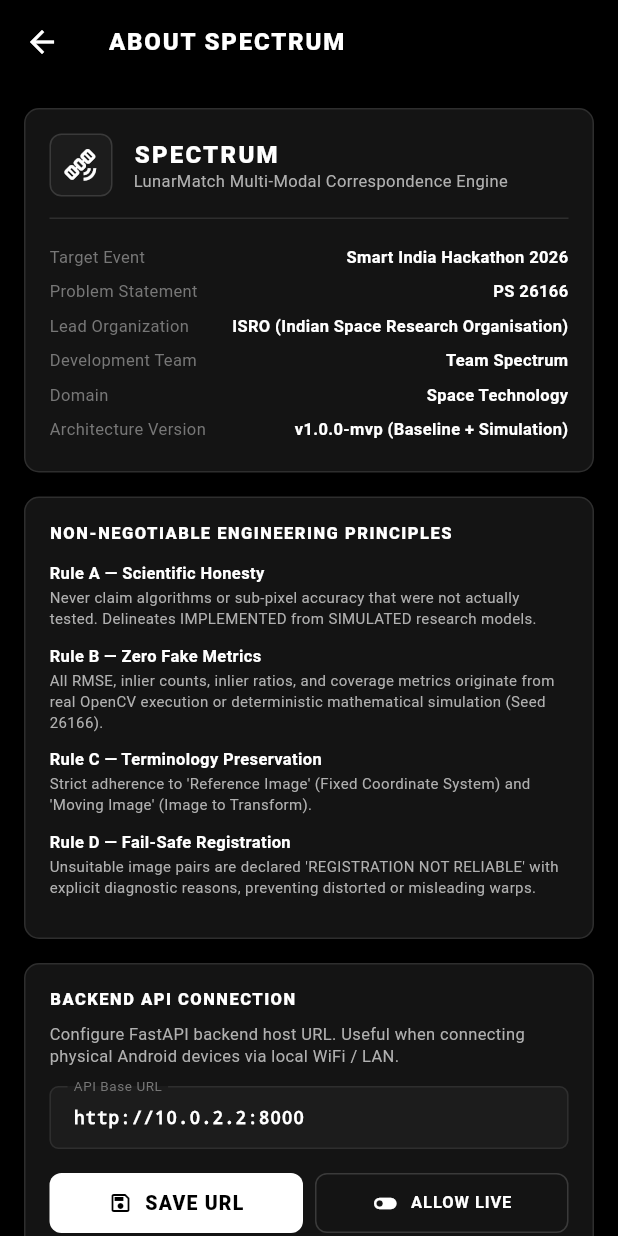
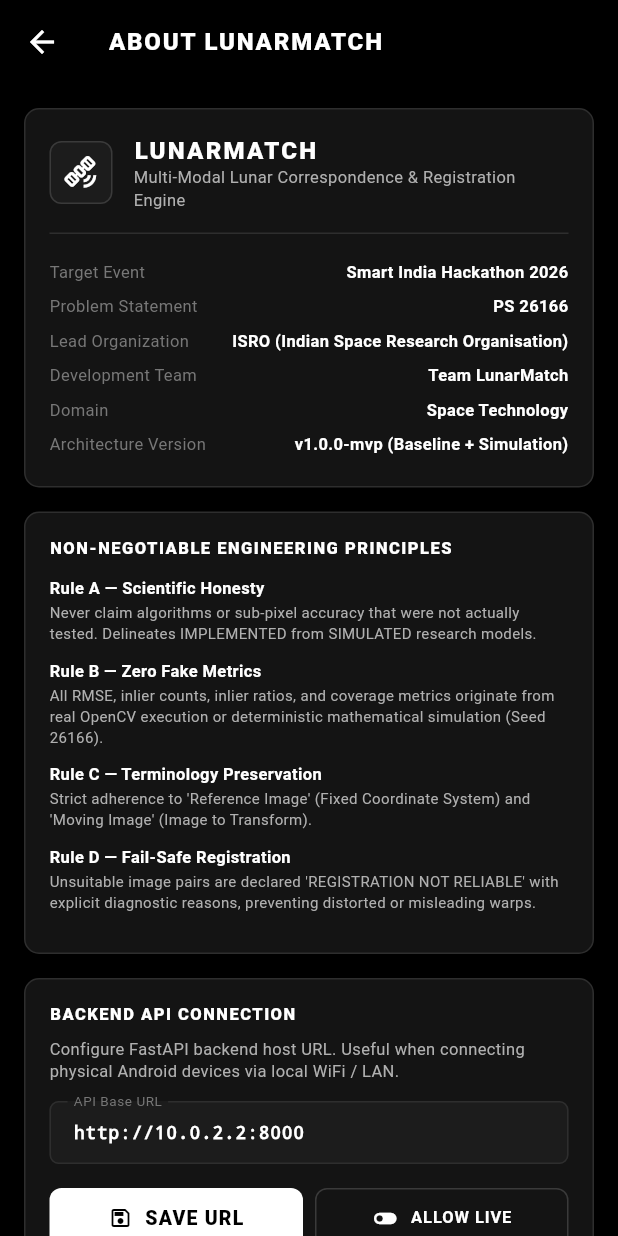
Before and after one commit to Saiesh0007/LunarMatch, a Flutter app: the AboutScreen screen opened by its route, on a phone screen of 412 x 824 dp. Run offline on Flutter 3.47's test engine with Material 3 defaults, Android fonts, the phone set to English and light mode, and no system bars; our stand-ins replace file_picker, fl_chart; network calls fail.

Commit message:
Update LunarMatch app branding, configuration, tests, and build artifacts

```diff
--- a/mobile/lib/app/app.dart
+++ b/mobile/lib/app/app.dart
@@ -18,7 +18,7 @@
         ChangeNotifierProvider(create: (_) => ExperimentProvider()),
       ],
       child: MaterialApp(
-        title: 'Spectrum',
+        title: 'LunarMatch',
         debugShowCheckedModeBanner: false,
         theme: LunarTheme.darkTheme,
         initialRoute: AppRoutes.splash,
--- a/mobile/lib/app/theme.dart
+++ b/mobile/lib/app/theme.dart
@@ -1,6 +1,6 @@
 import 'package:flutter/material.dart';
 
-/// Pure Monochrome Space-Research Theme for SPECTRUM
+/// Pure Monochrome Space-Research Theme for LUNARMATCH
 /// Minimal, premium, technical, aerospace, scientific, Apple-like minimalism.
 class LunarTheme {
   // Pure Monochrome Palette
--- a/mobile/lib/screens/about_screen.dart
+++ b/mobile/lib/screens/about_screen.dart
@@ -33,7 +33,7 @@
     return Scaffold(
       backgroundColor: LunarTheme.background,
       appBar: AppBar(
-        title: const Text("ABOUT SPECTRUM"),
+        title: const Text("ABOUT LUNARMATCH"),
       ),
       body: SafeArea(
         child: SingleChildScrollView(
@@ -70,7 +70,7 @@
                             crossAxisAlignment: CrossAxisAlignment.start,
                             children: [
                               Text(
-                                "SPECTRUM",
+                                "LUNARMATCH",
                                 style: TextStyle(
                                   fontSize: 16,
                                   fontWeight: FontWeight.w900,
@@ -79,7 +79,7 @@
                                 ),
                               ),
                               Text(
-                                "LunarMatch Multi-Modal Correspondence Engine",
+                                "Multi-Modal Lunar Correspondence & Registration Engine",
                                 style: TextStyle(fontSize: 11, color: LunarTheme.textSecondary),
                               ),
                             ],
@@ -93,7 +93,7 @@
                     _buildMetaRow("Target Event", "Smart India Hackathon 2026"),
                     _buildMetaRow("Problem Statement", "PS 26166"),
                     _buildMetaRow("Lead Organization", "ISRO (Indian Space Research Organisation)"),
-                    _buildMetaRow("Development Team", "Team Spectrum"),
+                    _buildMetaRow("Development Team", "Team LunarMatch"),
                     _buildMetaRow("Domain", "Space Technology"),
                     _buildMetaRow("Architecture Version", "v1.0.0-mvp (Baseline + Simulation)"),
                   ],
--- a/mobile/lib/screens/home_screen.dart
+++ b/mobile/lib/screens/home_screen.dart
@@ -46,7 +46,7 @@
             const SizedBox(width: 6),
             const Expanded(
               child: Text(
-                "SPECTRUM",
+                "LUNARMATCH",
                 maxLines: 1,
                 overflow: TextOverflow.ellipsis,
                 style: TextStyle(
@@ -95,7 +95,7 @@
                           ),
                         ),
                         ResponsiveBadge(
-                          label: "TEAM SPECTRUM",
+                          label: "TEAM LUNARMATCH",
                           variant: BadgeVariant.subtle,
                           fontSize: 8.5,
                         ),
--- a/mobile/lib/screens/splash_screen.dart
+++ b/mobile/lib/screens/splash_screen.dart
@@ -53,7 +53,7 @@
               child: Column(
                 mainAxisAlignment: MainAxisAlignment.center,
                 children: [
-                  // Space research emblem - Spectrum App Logo on pure black background
+                  // Space research emblem - LunarMatch App Logo on pure black background
                   Image.asset(
                     'assets/icons/app_logo.png',
                     width: 120,
@@ -64,7 +64,7 @@
 
                   // App Title
                   const Text(
-                    "SPECTRUM",
+                    "LUNARMATCH",
                     style: TextStyle(
                       fontSize: 32,
                       fontWeight: FontWeight.w900,
@@ -76,7 +76,7 @@
 
                   // Subtitle
                   const Text(
-                    "LUNARMATCH ENGINE\nMULTI-MODAL LUNAR CORRESPONDENCE & REGISTRATION",
+                    "MULTI-MODAL LUNAR CORRESPONDENCE & REGISTRATION",
                     textAlign: TextAlign.center,
                     style: TextStyle(
                       fontSize: 10.5,
@@ -97,7 +97,7 @@
                       ResponsiveBadge(label: "SIH 2026", variant: BadgeVariant.subtle),
                       ResponsiveBadge(label: "PS 26166", variant: BadgeVariant.subtle),
                       ResponsiveBadge(label: "ISRO", variant: BadgeVariant.subtle),
-                      ResponsiveBadge(label: "TEAM SPECTRUM", variant: BadgeVariant.standard),
+                      ResponsiveBadge(label: "TEAM LUNARMATCH", variant: BadgeVariant.standard),
                     ],
                   ),
                   const SizedBox(height: 44),
--- a/mobile/lib/utils/constants.dart
+++ b/mobile/lib/utils/constants.dart
@@ -1,10 +1,10 @@
 class AppConstants {
-  static const String appName = "Spectrum";
+  static const String appName = "LunarMatch";
   static const String appSubtitle = "Multi-Modal Lunar Image Correspondence & Registration";
   static const String engineName = "LunarMatch";
   static const String problemStatement = "Smart India Hackathon 2026 | PS: 26166";
   static const String organization = "ISRO (Indian Space Research Organisation)";
-  static const String teamName = "Team Spectrum";
+  static const String teamName = "Team LunarMatch";
   static const String domain = "Space Technology";
 
   // Default API configuration
```
Also changed, not shown: 9 other files.
